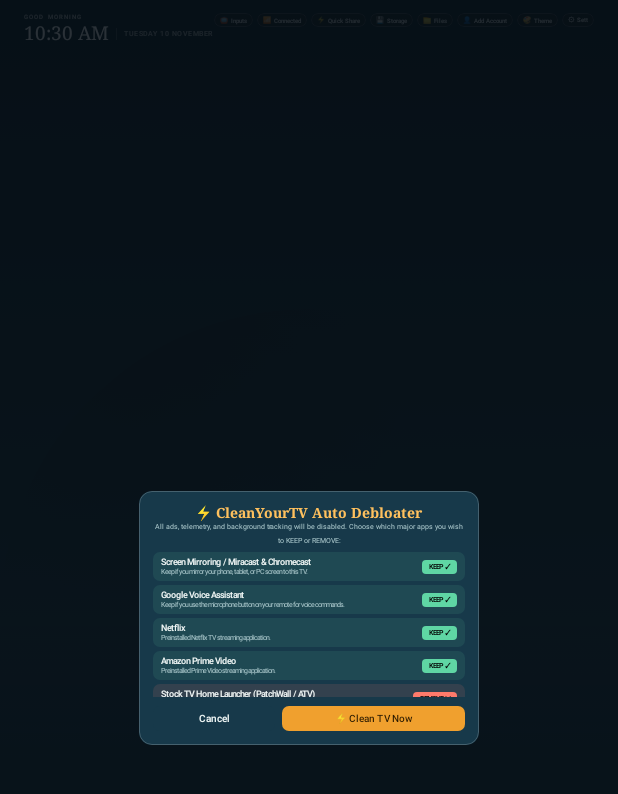
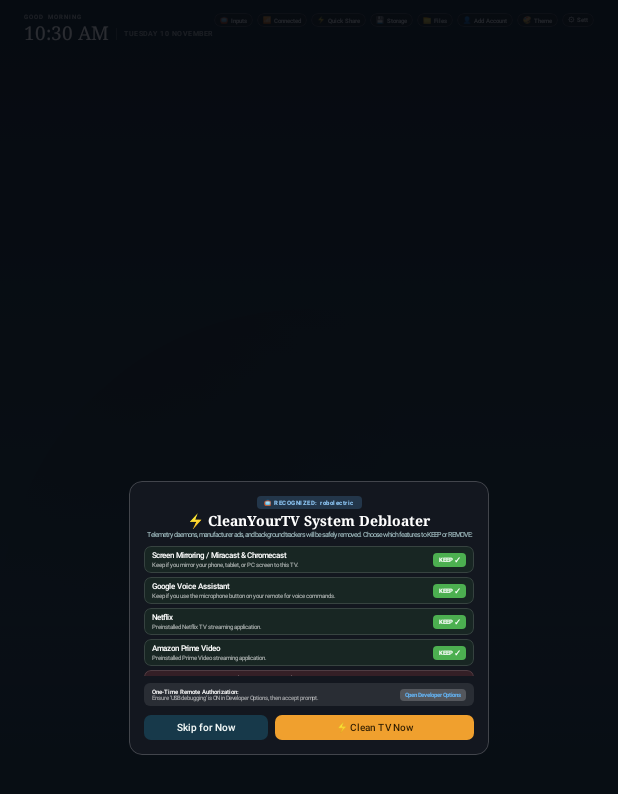
Before and after one commit to FaysArukattil/PearTV, an Android app built with Jetpack Compose: the screen it shows after launch (HomeActivity), on a phone screen of 412 x 824 dp. Shown: the top 794 px of the screen. Run offline under Robolectric (Android 15) with nearby library versions, the phone set to English and light mode, and no system bars; pictures from the network do not load.

Commit message:
feat: on-device remote debloater wizard with TV recognition and pairing guide

```diff
--- a/app/src/main/java/com/leantv/app/launcher/HomeScreen.kt
+++ b/app/src/main/java/com/leantv/app/launcher/HomeScreen.kt
@@ -295,8 +295,10 @@ fun HomeScreen(vm: LauncherViewModel) {
             // CleanYourTV 1-Click Wizard Dialog
             if (s.showCleanTvWizard) {
                 CleanTvWizardDialog(
+                    deviceLabel = s.detectedDeviceLabel,
                     majorOptions = s.majorOptions,
                     onToggleOption = vm::toggleMajorOption,
+                    onOpenDeveloperOptions = vm::openDeveloperOptions,
                     onConfirm = vm::executeOneClickCleanTv,
                     onDismiss = vm::dismissCleanTvWizard
                 )
--- a/app/src/main/java/com/leantv/app/launcher/LauncherViewModel.kt
+++ b/app/src/main/java/com/leantv/app/launcher/LauncherViewModel.kt
@@ -838,6 +838,17 @@ class LauncherViewModel(app: Application) : AndroidViewModel(app) {
         }
     }
 
+    fun openDeveloperOptions() {
+        try {
+            val intent = Intent(Settings.ACTION_APPLICATION_DEVELOPMENT_SETTINGS).apply {
+                addFlags(Intent.FLAG_ACTIVITY_NEW_TASK)
+            }
+            ctx.startActivity(intent)
+        } catch (_: Exception) {
+            openSystemSettings()
+        }
+    }
+
     // ---------- System Monitor ----------
 
     fun openSystemMonitor() {
--- a/app/src/main/java/com/leantv/app/ui/CleanTvWizardDialog.kt
+++ b/app/src/main/java/com/leantv/app/ui/CleanTvWizardDialog.kt
@@ -14,6 +14,7 @@ import androidx.compose.foundation.layout.fillMaxSize
 import androidx.compose.foundation.layout.fillMaxWidth
 import androidx.compose.foundation.layout.height
 import androidx.compose.foundation.layout.padding
+import androidx.compose.foundation.layout.size
 import androidx.compose.foundation.layout.width
 import androidx.compose.foundation.lazy.LazyColumn
 import androidx.compose.foundation.lazy.items
@@ -31,19 +32,23 @@ import androidx.compose.ui.focus.focusRequester
 import androidx.compose.ui.focus.onFocusChanged
 import androidx.compose.ui.graphics.Color
 import androidx.compose.ui.text.font.FontWeight
+import androidx.compose.ui.text.style.TextAlign
 import androidx.compose.ui.unit.dp
 import androidx.compose.ui.unit.sp
 import com.leantv.app.data.MajorDebloatOption
 
 /**
- * Interactive Decision Wizard for 1-Click Clean TV.
- * Lets users decide whether to keep or remove major apps (Miracast, Assistant, Netflix, Prime, etc.)
- * while ensuring core system framework is never bricked.
+ * CleanYourTV On-Device Remote-First Debloat Decision Wizard.
+ * Recognizes TV make/model, displays detected telemetry and bloatware,
+ * guides USB/Wireless debugging pairing with the remote,
+ * and allows granular KEEP/REMOVE choices for major streaming apps and tools.
  */
 @Composable
 fun CleanTvWizardDialog(
+    deviceLabel: String = "Android TV",
     majorOptions: List<MajorDebloatOption>,
     onToggleOption: (String) -> Unit,
+    onOpenDeveloperOptions: () -> Unit = {},
     onConfirm: () -> Unit,
     onDismiss: () -> Unit,
 ) {
@@ -52,29 +57,47 @@ fun CleanTvWizardDialog(
     Box(
         Modifier
             .fillMaxSize()
-            .background(Color(0xD9050E14))
+            .background(Color(0xD905080E))
             .clickable(onClick = onDismiss),
         contentAlignment = Alignment.Center
     ) {
         Column(
             Modifier
-                .width(680.dp)
+                .width(720.dp)
                 .clip(RoundedCornerShape(26.dp))
-                .background(Pal.Surface)
-                .border(1.dp, Pal.Line, RoundedCornerShape(26.dp))
-                .padding(28.dp),
+                .background(Color(0xFF13171F))
+                .border(1.dp, Color(0x33FFFFFF), RoundedCornerShape(26.dp))
+                .clickable(enabled = false) {}
+                .padding(30.dp),
             horizontalAlignment = Alignment.CenterHorizontally,
         ) {
-            // Header
+            // Header with Device Recognition
+            Box(
+                modifier = Modifier
+                    .clip(RoundedCornerShape(8.dp))
+                    .background(Color(0x3364B5F6))
+                    .padding(horizontal = 14.dp, vertical = 5.dp)
+            ) {
+                Text(
+                    text = "📺 RECOGNIZED: $deviceLabel",
+                    fontSize = 12.sp,
+                    fontWeight = FontWeight.Bold,
+                    color = Color(0xFF90CAF9),
+                    letterSpacing = 1.sp
+                )
+            }
+
+            Spacer(Modifier.height(8.dp))
+
             Text(
-                "⚡ CleanYourTV Auto Debloater",
-                style = Ty.Title.copy(color = Pal.Amber, fontSize = 28.sp)
+                "⚡ CleanYourTV System Debloater",
+                style = Ty.Title.copy(color = Color.White, fontSize = 28.sp)
             )
             Spacer(Modifier.height(4.dp))
             Text(
-                "All ads, telemetry, and background tracking will be disabled. Choose which major apps you wish to KEEP or REMOVE:",
-                style = Ty.Dim.copy(fontSize = 14.sp),
-                textAlign = androidx.compose.ui.text.style.TextAlign.Center
+                "Telemetry daemons, manufacturer ads, and background trackers will be safely removed. Choose which features to KEEP or REMOVE:",
+                style = Ty.Dim.copy(fontSize = 13.sp),
+                textAlign = TextAlign.Center
             )
 
             Spacer(Modifier.height(14.dp))
@@ -83,7 +106,7 @@ fun CleanTvWizardDialog(
             LazyColumn(
                 modifier = Modifier
                     .fillMaxWidth()
-                    .height(290.dp),
+                    .height(260.dp),
                 verticalArrangement = Arrangement.spacedBy(8.dp)
             ) {
                 items(majorOptions, key = { it.id }) { opt ->
@@ -91,6 +114,47 @@ fun CleanTvWizardDialog(
                         option = opt,
                         onToggle = { onToggleOption(opt.id) }
                     )
+                }
+            }
+
+            Spacer(Modifier.height(14.dp))
+
+            // Remote Pairing Tip Card
+            Box(
+                modifier = Modifier
+                    .fillMaxWidth()
+                    .clip(RoundedCornerShape(12.dp))
+                    .background(Color(0x18FFFFFF))
+                    .padding(horizontal = 16.dp, vertical = 10.dp)
+            ) {
+                Row(
+                    modifier = Modifier.fillMaxWidth(),
+                    horizontalArrangement = Arrangement.SpaceBetween,
+                    verticalAlignment = Alignment.CenterVertically
+                ) {
+                    Column(modifier = Modifier.weight(1f)) {
+                        Text(
+                            text = "One-Time Remote Authorization:",
+                            color = Color.White,
+                            fontSize = 12.sp,
+                            fontWeight = FontWeight.SemiBold
+                        )
+                        Text(
+                            text = "Ensure 'USB debugging' is ON in Developer Options, then accept prompt.",
+                            color = Color(0x99FFFFFF),
+                            fontSize = 11.sp
+                        )
+                    }
+                    Spacer(Modifier.width(10.dp))
+                    Box(
+                        modifier = Modifier
+                            .clip(RoundedCornerShape(8.dp))
+                            .background(Color(0x33FFFFFF))
+                            .clickable(onClick = onOpenDeveloperOptions)
+                            .padding(horizontal = 10.dp, vertical = 6.dp)
+                    ) {
+                        Text("Open Developer Options", color = Color(0xFF64B5F6), fontSize = 11.sp, fontWeight = FontWeight.Bold)
+                    }
                 }
             }
 
@@ -103,7 +167,7 @@ fun CleanTvWizardDialog(
                 verticalAlignment = Alignment.CenterVertically
             ) {
                 TvButton(
-                    text = "Cancel",
+                    text = "Skip for Now",
                     onClick = onDismiss,
                     primary = false,
                     modifier = Modifier.weight(1f)
@@ -113,7 +177,7 @@ fun CleanTvWizardDialog(
                     text = "⚡ Clean TV Now",
                     onClick = onConfirm,
                     primary = true,
-                    modifier = Modifier.weight(1.5f).focusRequester(autoFocus)
+                    modifier = Modifier.weight(1.6f).focusRequester(autoFocus)
                 )
             }
         }
@@ -130,14 +194,14 @@ private fun MajorOptionRow(
 
     val cardBg by animateColorAsState(
         when {
-            focused -> Pal.SurfaceHi
-            isRemoving -> Pal.Coral.copy(alpha = 0.12f)
-            else -> Pal.Mint.copy(alpha = 0.10f)
+            focused -> Color(0x38FFFFFF)
+            isRemoving -> Color(0x24FF5252)
+            else -> Color(0x184CAF50)
         },
         tween(140), label = "wizCardBg"
     )
     val ringColor by animateColorAsState(
-        if (focused) Pal.Amber else Color.Transparent,
+        if (focused) Color.White else Color(0x22FFFFFF),
         tween(140), label = "wizCardRing"
     )
 
@@ -160,15 +224,15 @@ private fun MajorOptionRow(
                 Text(
                     option.title,
                     style = Ty.Heading.copy(
-                        color = if (focused) Pal.Amber else Pal.Text,
-                        fontSize = 17.sp,
+                        color = Color.White,
+                        fontSize = 15.sp,
                         fontWeight = FontWeight.SemiBold
                     )
                 )
                 Spacer(Modifier.height(2.dp))
                 Text(
                     option.description,
-                    style = Ty.Small.copy(fontSize = 13.sp, color = Pal.Dim)
+                    style = Ty.Small.copy(fontSize = 12.sp, color = Color(0xAAFFFFFF))
                 )
             }
 
@@ -178,15 +242,15 @@ private fun MajorOptionRow(
             Box(
                 Modifier
                     .clip(RoundedCornerShape(8.dp))
-                    .background(if (isRemoving) Pal.Coral else Pal.Mint)
-                    .padding(horizontal = 14.dp, vertical = 6.dp)
+                    .background(if (isRemoving) Color(0xFFFF5252) else Color(0xFF4CAF50))
+                    .padding(horizontal = 12.dp, vertical = 5.dp)
             ) {
                 Text(
                     text = if (isRemoving) "REMOVE ✕" else "KEEP ✓",
                     style = Ty.Small.copy(
-                        color = Color.Black,
+                        color = Color.White,
                         fontWeight = FontWeight.Bold,
-                        fontSize = 13.sp
+                        fontSize = 12.sp
                     )
                 )
             }
```
